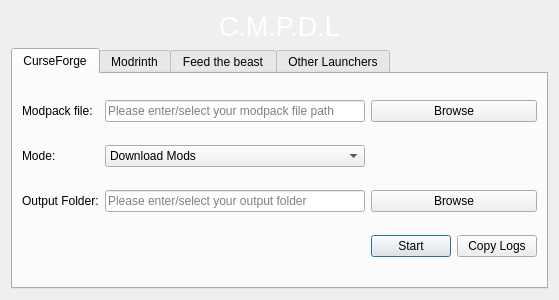
This is src/GUI/resources/interface.ui in Advik-B/CMPDL as Qt 5 draws it before an edit. The edited form follows.
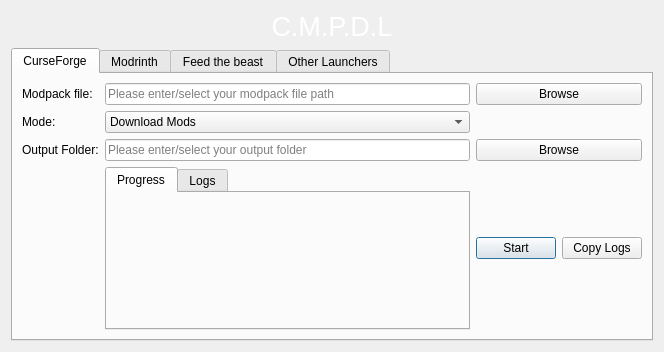
This is the edited form.

Patch:
```diff
--- a/src/GUI/resources/interface.ui
+++ b/src/GUI/resources/interface.ui
@@ -6,8 +6,8 @@
    <rect>
     <x>0</x>
     <y>0</y>
-    <width>559</width>
-    <height>300</height>
+    <width>664</width>
+    <height>352</height>
    </rect>
   </property>
   <property name="font">
@@ -51,9 +51,6 @@
          </property>
         </widget>
        </item>
-       <item row="3" column="2">
-        <widget class="QWidget" name="cf_placeholder" native="true"/>
-       </item>
        <item row="1" column="2">
         <widget class="QComboBox" name="cf_mode_combo">
          <item>
@@ -135,6 +132,24 @@
          </item>
         </layout>
        </item>
+       <item row="3" column="2">
+        <widget class="QTabWidget" name="cf_utility_tabs">
+         <property name="currentIndex">
+          <number>0</number>
+         </property>
+         <widget class="QWidget" name="cf_placeholder">
+          <attribute name="title">
+           <string>Progress</string>
+          </attribute>
+          <layout class="QGridLayout" name="gridLayout_4"/>
+         </widget>
+         <widget class="QWidget" name="cf_logs">
+          <attribute name="title">
+           <string>Logs</string>
+          </attribute>
+         </widget>
+        </widget>
+       </item>
       </layout>
      </widget>
      <widget class="QWidget" name="modrinth_tab">
```
